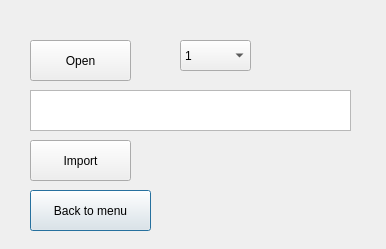
Before: the Qt Designer form AS_formsLast/baza.ui in SergejDev/AwesomeShips, drawn with Qt 5.
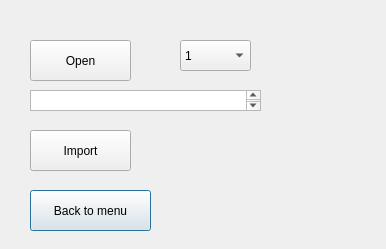
After: the same form once the commit is applied.

```diff
--- a/AS_formsLast/baza.ui
+++ b/AS_formsLast/baza.ui
@@ -68,7 +68,7 @@
    <property name="geometry">
     <rect>
      <x>30</x>
-     <y>140</y>
+     <y>130</y>
      <width>101</width>
      <height>41</height>
     </rect>
@@ -82,8 +82,8 @@
     <rect>
      <x>30</x>
      <y>90</y>
-     <width>321</width>
-     <height>41</height>
+     <width>231</width>
+     <height>21</height>
     </rect>
    </property>
   </widget>
```
